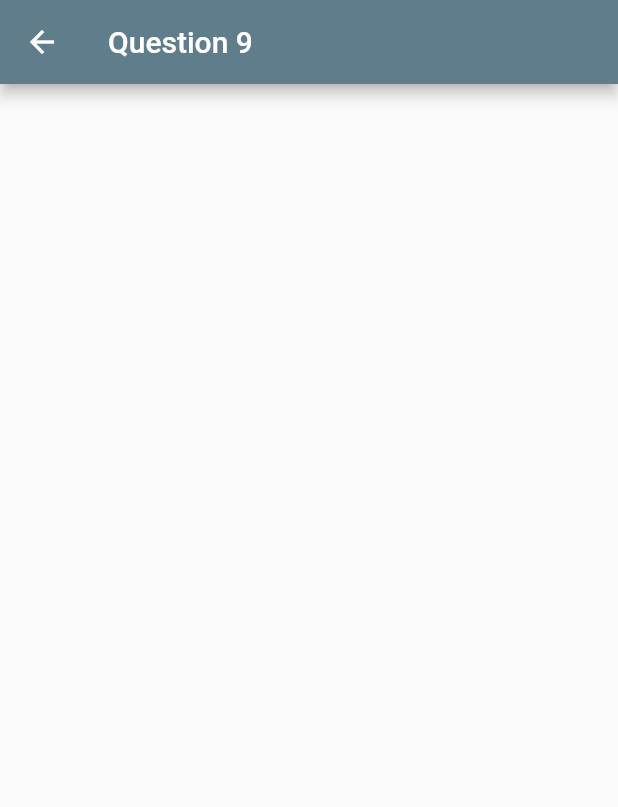
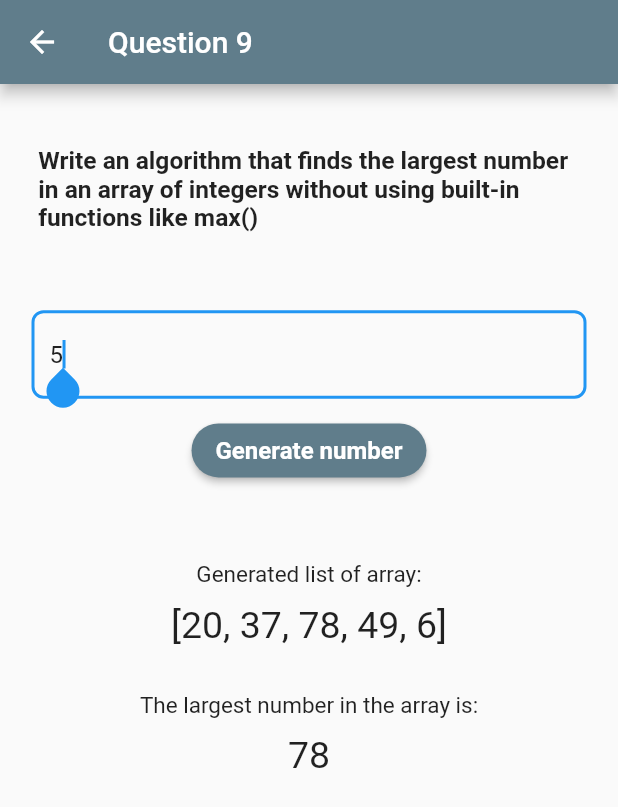
Before and after one commit to quezera97/example_technical_questions, a Flutter app: the Question9 screen opened directly, on a phone screen of 412 x 824 dp. Shown: the top 807 px of the screen. Run offline on Flutter 3.47's test engine with Material 2 defaults, Android fonts, the phone set to English and light mode, and no system bars; our stand-ins replace carousel_slider, flutter_widget_from_html, math_expressions; missing offline and left inert: currency_formatter, flutter_inappwebview.

Commit message:
question 9 - flutter

```diff
--- a/technical_question_flutter/lib/pages/question_9.dart
+++ b/technical_question_flutter/lib/pages/question_9.dart
@@ -1,5 +1,9 @@
 // String Manipulation: Create a function that takes in a string and returns the reverse of that string
+import 'dart:math';
+
 import 'package:flutter/material.dart';
+import 'package:flutter/services.dart';
+import 'package:flutter_widget_from_html/flutter_widget_from_html.dart';
 
 import '../widget/reuse_widget.dart';
 
@@ -12,6 +16,37 @@ class Question9 extends StatefulWidget {
 
 class _Question9State extends State<Question9> {
   final generateWidget = GenerateWidget();
+  final numberController = TextEditingController(text: '5');
+  List<int> arrDigit = [];
+  int largestInt = 0;
+  Random random = Random();
+
+  @override
+  void initState() {
+    // TODO: implement initState
+    super.initState();
+    generateAndFindNumber();
+  }
+
+  void generateAndFindNumber() {
+    for (int i = 0; i < int.parse(numberController.text); i++) {
+      int randomNumber = random.nextInt(100);
+      arrDigit.add(randomNumber);
+    }
+
+    largestInt = arrDigit[0];
+
+    for(int i = 1; i < int.parse(numberController.text); i++) {
+      if(arrDigit[i] > largestInt){
+        largestInt = arrDigit[i];
+      }
+    }
+
+    setState(() {
+      arrDigit;
+      largestInt;
+    });
+  }
 
   @override
   Widget build(BuildContext context) {
@@ -25,7 +60,32 @@ class _Question9State extends State<Question9> {
           padding: const EdgeInsets.all(10.5),
           child: Column(
             children: [
-            ]
+              const Padding(
+                padding: EdgeInsets.all(15),
+                child: HtmlWidget(
+                  '''
+                    <h3> Write an algorithm that finds the largest number in an array of integers without using built-in functions like max() </h3>
+                  ''',
+                ),
+              ),
+              const SizedBox(height: 10),
+
+              generateWidget.createTextFormField(numberController, '', 'Enter size of array', (p0) => null, [FilteringTextInputFormatter.allow(RegExp("[0-9]"))], TextInputType.number),
+
+              generateWidget.createSimpleButton('Generate number', () {
+                arrDigit = [];
+
+                generateAndFindNumber();
+              }),
+              const SizedBox(height: 50),
+              const Text('Generated list of array:', style: TextStyle(fontSize: 15)),
+              const SizedBox(height: 10),
+              Text(arrDigit.toString(), style: const TextStyle(fontSize: 25)),
+              const SizedBox(height: 30),
+              const Text('The largest number in the array is:', style: TextStyle(fontSize: 15)),
+              const SizedBox(height: 10),
+              Text(largestInt.toString(), style: const TextStyle(fontSize: 25)),
+            ],
           ),
         ),
       ),
```
